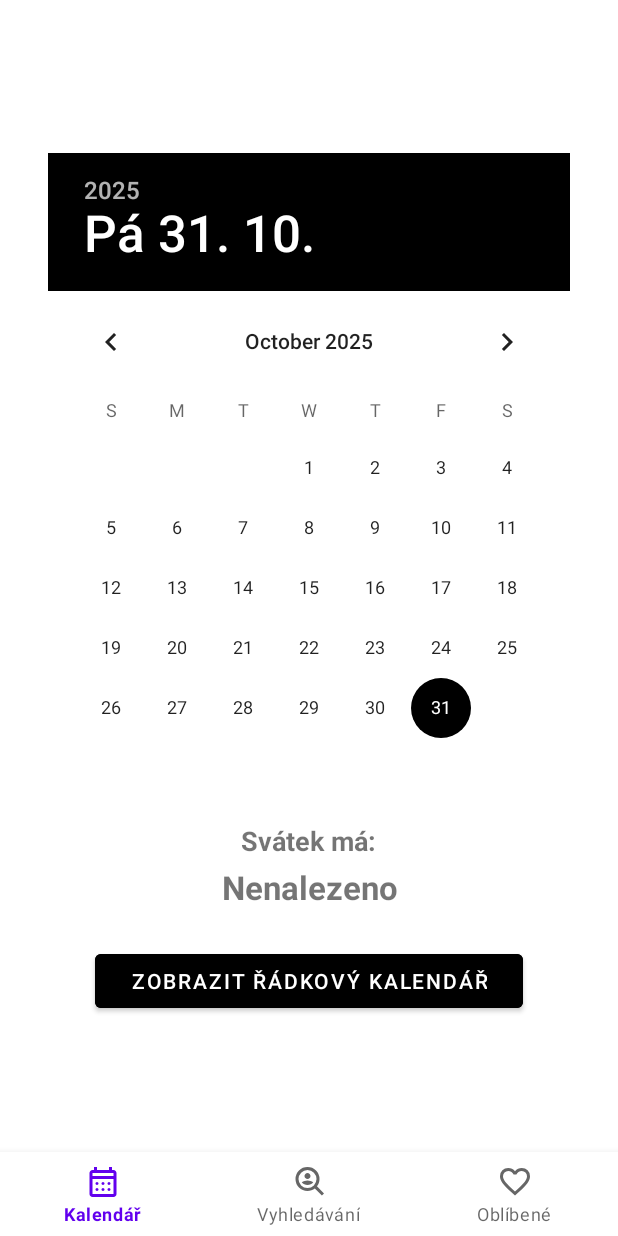
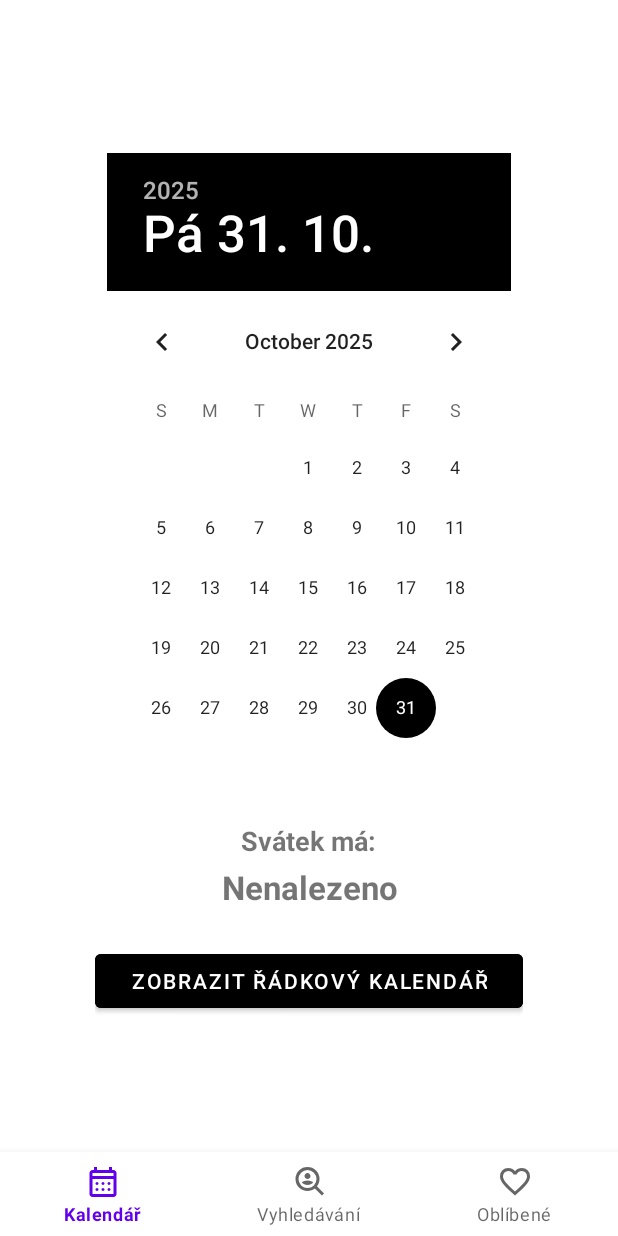
Before and after one commit to DangAnDo/SvatkyApp2, an Android app: the screen it shows after launch (MainActivity), on a phone screen of 412 x 824 dp. Run offline under Robolectric (Android 15) with nearby library versions, the light colour scheme and no system bars; our stand-ins replace navigation-ui.

Commit message:
Fix row calendar

```diff
--- a/app/src/main/java/com/example/svatkyapp/ui/home/HomeFragment.kt
+++ b/app/src/main/java/com/example/svatkyapp/ui/home/HomeFragment.kt
@@ -10,7 +10,6 @@ import android.widget.TextView
 import androidx.annotation.RequiresApi
 import androidx.fragment.app.Fragment
 import androidx.fragment.app.viewModels
-import androidx.lifecycle.Observer
 import com.example.svatkyapp.R
 import java.time.LocalDate
 import android.widget.Button
@@ -21,8 +20,6 @@ import androidx.recyclerview.widget.RecyclerView
 class HomeFragment : Fragment() {
 
     private val viewModel: HomeViewModel by viewModels()
-
-    private lateinit var calendarWrapper: LinearLayout
     private lateinit var blockCalendar: LinearLayout
     private lateinit var blockList: LinearLayout
     private lateinit var datePicker: DatePicker
@@ -41,8 +38,6 @@ class HomeFragment : Fragment() {
     ): View {
 
         val root = inflater.inflate(R.layout.fragment_home, container, false)
-
-        calendarWrapper = root.findViewById(R.id.calendar_wrapper)
         blockCalendar = root.findViewById(R.id.block_calendar_mode)
         blockList = root.findViewById(R.id.block_list_mode)
         datePicker = root.findViewById(R.id.date_picker)
@@ -78,23 +73,22 @@ class HomeFragment : Fragment() {
         viewModel.namedayToday.observe(viewLifecycleOwner) { name ->
             textNamedayValue.text = name ?: "..."
         }
+        viewModel.rowNamedays.observe(viewLifecycleOwner) { list ->
+            adapter.submitList(list)
+        }
 
-        viewModel.rowNamedays.observe(viewLifecycleOwner, Observer { list ->
-            adapter.submitList(list)
-        })
-
-        viewModel.showRowView.observe(viewLifecycleOwner, Observer { showRow ->
+        // přepínání zobrazení mezi "klasický kalendář" a "řádkový kalendář"
+        viewModel.showRowView.observe(viewLifecycleOwner) { showRow ->
             if (showRow == true) {
-                // řádkový kalendář
-                calendarWrapper.visibility = View.GONE   // ⬅️ schovej celý wrapper včetně mezery nahoře
+                // řádkový kalendář zapnout
+                blockCalendar.visibility = View.GONE
                 blockList.visibility = View.VISIBLE
             } else {
-                // klasický kalendář
-                calendarWrapper.visibility = View.VISIBLE
+                // klasický kalendář zpět
+                blockCalendar.visibility = View.VISIBLE
                 blockList.visibility = View.GONE
             }
-        })
-
+        }
         return root
     }
 
@@ -123,6 +117,7 @@ class HomeFragment : Fragment() {
 
                 setOnClickListener {
                     viewModel.loadLinearNamedays(m)
+                    viewModel.showRowView.value = true
                 }
             }
 
--- a/app/src/main/res/layout/fragment_home.xml
+++ b/app/src/main/res/layout/fragment_home.xml
@@ -1,21 +1,16 @@
 <?xml version="1.0" encoding="utf-8"?>
-<ScrollView xmlns:android="http://schemas.android.com/apk/res/android"
+<LinearLayout xmlns:android="http://schemas.android.com/apk/res/android"
+    android:id="@+id/calendar_root"
     android:layout_width="match_parent"
     android:layout_height="match_parent"
-    android:fillViewport="true">
-
-    <LinearLayout
-        android:id="@+id/calendar_root"
-        android:layout_width="match_parent"
-        android:layout_height="wrap_content"
     android:orientation="vertical"
     android:padding="16dp"
     android:gravity="top|center_horizontal">
 
-        <!-- wrapper pro klasický kalendář -->
+    <!-- BLOK: klasický kalendářní režim -->
     <LinearLayout
-            android:id="@+id/calendar_wrapper"
-            android:layout_width="match_parent"
+        android:id="@+id/block_calendar_mode"
+        android:layout_width="wrap_content"
         android:layout_height="wrap_content"
         android:orientation="vertical"
         android:gravity="center_horizontal">
@@ -24,22 +19,15 @@
             android:layout_width="match_parent"
             android:layout_height="30dp" />
 
-            <!-- BLOK: klasický kalendářní režim -->
-            <LinearLayout
-                android:id="@+id/block_calendar_mode"
+        <DatePicker
+            android:id="@+id/date_picker"
             android:layout_width="match_parent"
             android:layout_height="wrap_content"
-                android:orientation="vertical"
-                android:gravity="center_horizontal">
+            android:calendarViewShown="true"
+            android:spinnersShown="false"
+            android:paddingLeft="8dp"
+            android:paddingRight="8dp" />
 
-                <DatePicker
-                    android:id="@+id/date_picker"
-                    android:layout_width="wrap_content"
-                    android:layout_height="wrap_content"
-                    android:paddingLeft="8dp"
-                    android:paddingRight="8dp"
-                    android:calendarViewShown="true"
-                    android:spinnersShown="false" />
 
         <TextView
             android:id="@+id/text_nameday_title"
@@ -77,15 +65,14 @@
             android:paddingTop="8dp"
             android:paddingBottom="8dp"
             android:fontFamily="sans-serif-medium" />
-            </LinearLayout>
+
     </LinearLayout>
 
     <!-- BLOK: řádkový kalendář -->
     <LinearLayout
         android:id="@+id/block_list_mode"
         android:layout_width="match_parent"
-            android:layout_height="0dp"
-            android:layout_weight="1"
+        android:layout_height="match_parent"
         android:orientation="vertical"
         android:visibility="gone"
         android:paddingTop="16dp">
@@ -144,12 +131,16 @@
                 android:fontFamily="sans-serif-medium" />
         </LinearLayout>
 
+        <!-- seznam dnů -->
         <androidx.recyclerview.widget.RecyclerView
             android:id="@+id/recycler_days"
             android:layout_width="match_parent"
             android:layout_height="match_parent"
-                android:layout_marginTop="16dp" />
+            android:layout_marginTop="16dp"
+            android:paddingStart="0dp"
+            android:paddingEnd="0dp"
+            android:paddingBottom="80dp"
+            android:clipToPadding="false" />
     </LinearLayout>
 
 </LinearLayout>
-</ScrollView>
--- a/app/src/main/res/layout/item_dayentry.xml
+++ b/app/src/main/res/layout/item_dayentry.xml
@@ -9,7 +9,6 @@
         android:id="@+id/text_date"
         android:layout_width="wrap_content"
         android:layout_height="wrap_content"
-        android:text="01.01.2025"
         android:textStyle="bold"
         android:textSize="16sp" />
 
@@ -17,6 +16,5 @@
         android:id="@+id/text_name"
         android:layout_width="wrap_content"
         android:layout_height="wrap_content"
-        android:text="Alan"
         android:textSize="15sp" />
 </LinearLayout>
```
Lines whose indentation alone changed are shown as unchanged.
